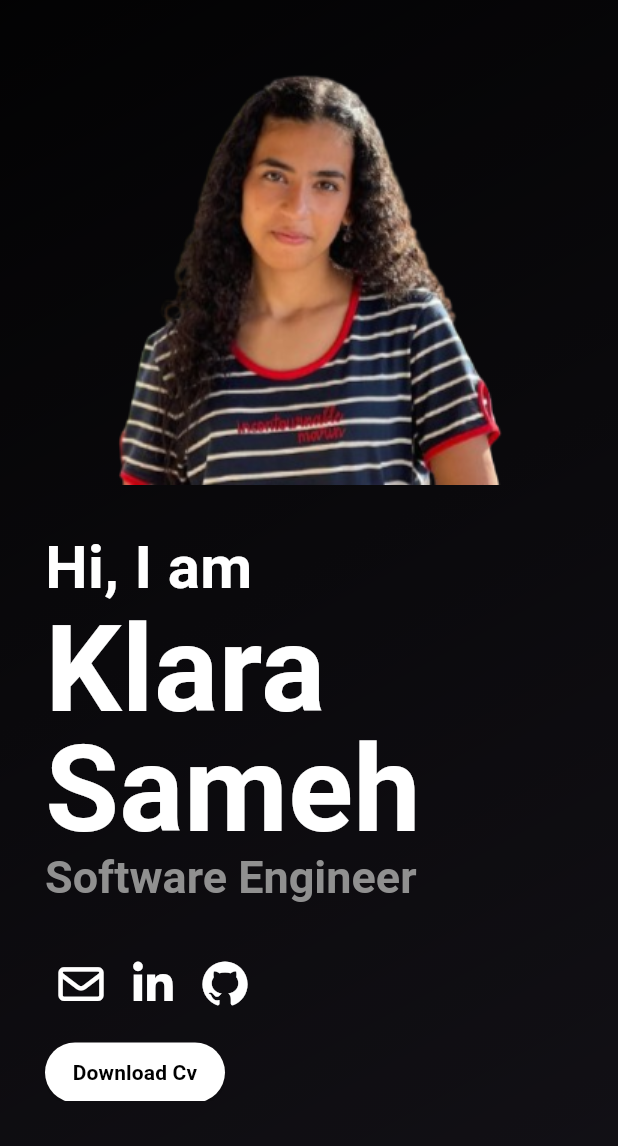
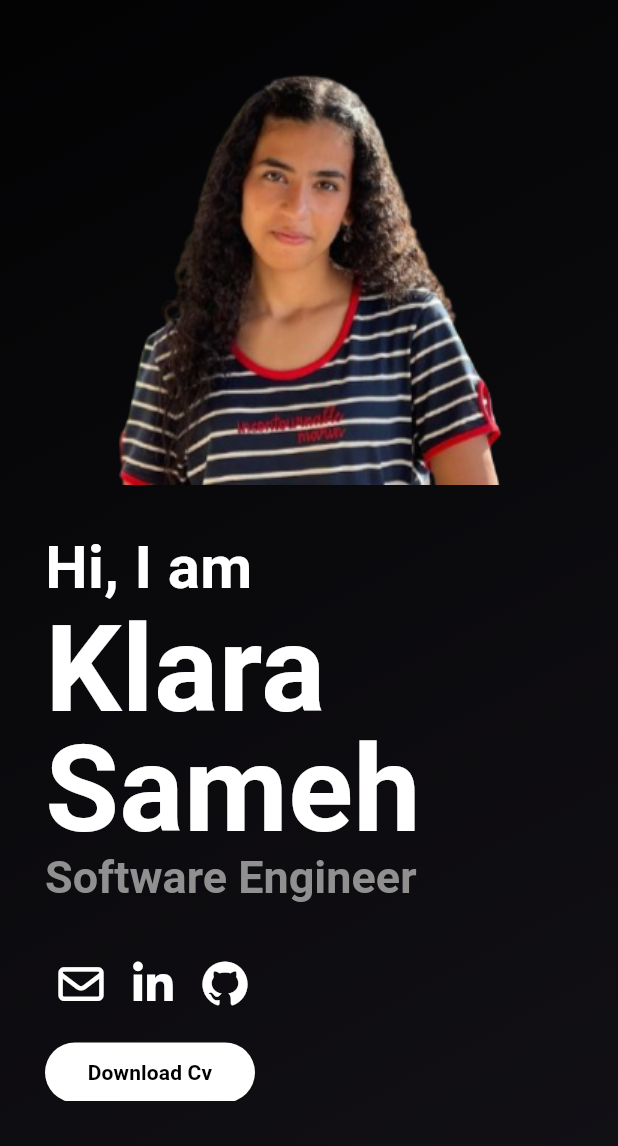
Before and after one commit to klarasameh1/Portfolio, a Flutter app: the screen it shows after launch, on a phone screen of 412 x 824 dp, the part 90-1236 px from its top. Run offline on Flutter 3.47's test engine with Material 3 defaults, Android fonts, the phone set to English and light mode, and no system bars; drawn by our look-alikes of animated_text_kit; our stand-ins replace font_awesome_flutter.

Commit message:
edit button size

```diff
--- a/lib/pages/Home/about_me_content.dart
+++ b/lib/pages/Home/about_me_content.dart
@@ -65,7 +65,7 @@ class AboutMeContent extends StatelessWidget {
           ],
         ),
         SizedBox(height: 15,),
-        BorderedFlatButton(title: "Download Cv", onTap: (){_launchURL("https://shorturl.at/4T1gA");}, width: 120, height: 40)
+        BorderedFlatButton(title: "Download Cv", onTap: (){_launchURL("https://shorturl.at/4T1gA");}, width: 140, height: 40)
       ],
     );
   }
```
